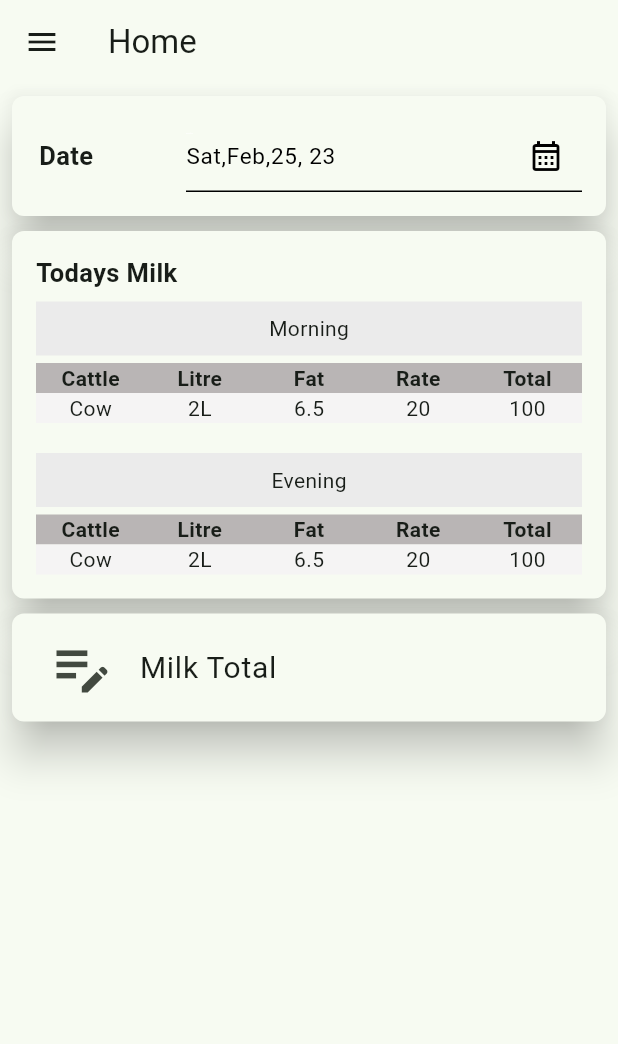
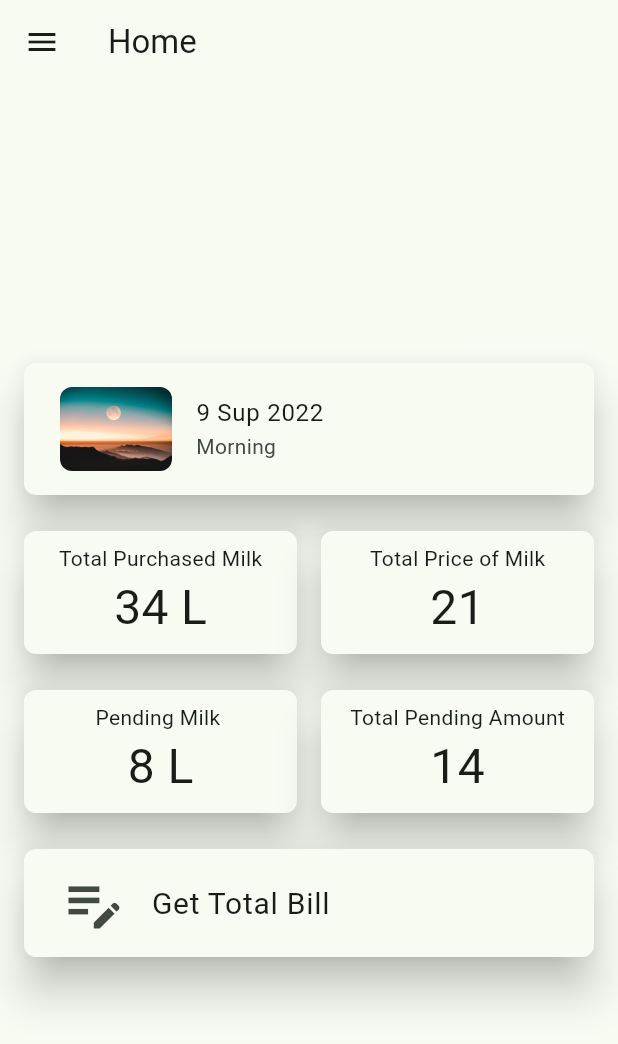
Before and after one commit to Nishant0073/Dudhaganga-Dairy-Application, a Flutter app: the screen it shows after launch, after a tap on "Register", on a phone screen of 412 x 824 dp. Shown: the top 1044 px of the screen. Run offline on Flutter 3.47's test engine with Material 2 defaults, Android fonts, the phone set to English and light mode, and no system bars; our stand-ins replace cloud_firestore, file_picker, firebase_auth, firebase_core, fluttertoast, get and 7 more; missing offline and left inert: excel; accounts and stored records are empty; project files that could hold a hidden picture were left out.

Commit message:
farmer and buyer pages added

```diff
--- a/lib/main.dart
+++ b/lib/main.dart
@@ -6,6 +6,7 @@ import 'package:flutter/material.dart';
 import 'package:get/get.dart';
 import 'package:dudhaganga_app/languagepage.dart';
 import 'app/app.locator.dart';
+import 'package:dudhaganga_app/milk_buyerpages/Splash_screen_buyer.dart';
 
 //Created to handle theme of app from stream controller.
 StreamController<bool> isLightTheme = StreamController();
@@ -35,7 +36,7 @@ class MyApp extends StatelessWidget {
             title: 'Dudhaganga Dairy',
             themeMode: snapshot.data! ? ThemeMode.light : ThemeMode.dark,
             theme: themeData,
-            home: const SplashScreen());
+            home: const SplashScreenb());
       },
     );
   }
--- /dev/null
+++ b/lib/milk_buyerpages/Splash_screen_buyer.dart
@@ -0,0 +1,55 @@
+import 'package:dudhaganga_app/milk_buyerpages/login_buyer.dart';
+import 'package:flutter/material.dart';
+import 'package:shared_preferences/shared_preferences.dart';
+import '../constants.dart';
+
+class SplashScreenb extends StatefulWidget {
+  const SplashScreenb({Key? key}) : super(key: key);
+
+  @override
+  State<SplashScreenb> createState() => _SplashScreenbState();
+}
+
+class _SplashScreenbState extends State<SplashScreenb> {
+  @override
+  void initState() {
+    super.initState();
+    Future.delayed(const Duration(seconds: 3), () async {
+      final mainPrefs = await SharedPreferences.getInstance();
+      final String? id = mainPrefs.getString('user_id');
+      double width = MediaQuery.of(context).size.width;
+      double height = MediaQuery.of(context).size.height;
+      ssheight = height;
+      sswidth = width;
+      print("user id: $id");
+      if (id == null || id == "") {
+        Navigator.pushReplacement(
+            context, MaterialPageRoute(builder: (context) => const MyLogin()));
+      } else {
+        Navigator.push(
+            context, MaterialPageRoute(builder: (context) => const MyLogin()));
+      }
+      ;
+    });
+  }
+
+  @override
+  Widget build(BuildContext context) {
+    return Scaffold(
+      body: Container(
+        color: const Color.fromARGB(255, 19, 202, 59),
+        child: Column(
+          mainAxisAlignment: MainAxisAlignment.center,
+          children: [
+            Center(
+                child: Text(
+              appName,
+              textAlign: TextAlign.center,
+              style: splashScreenTitle,
+            ))
+          ],
+        ),
+      ),
+    );
+  }
+}
--- /dev/null
+++ b/lib/milk_buyerpages/home_buyer.dart
@@ -0,0 +1,148 @@
+import 'package:dudhaganga_app/milk_buyerpages/Get_Bill.dart';
+import 'package:dudhaganga_app/collectorPages/side_bar.dart';
+import 'package:dudhaganga_app/customWidgets/c_card.dart';
+import 'package:flutter/material.dart';
+import 'package:get/get.dart';
+
+class BuyerHomePage extends StatefulWidget {
+  const BuyerHomePage({super.key});
+
+  @override
+  State<BuyerHomePage> createState() => _BuyerHomePageState();
+}
+
+class _BuyerHomePageState extends State<BuyerHomePage> {
+  @override
+  Widget build(BuildContext context) {
+    return Scaffold(
+      appBar: AppBar(
+        title: Text('side_bar_home'.tr),
+      ),
+      drawer: const SideNevigationBar(),
+      body: Center(
+        child: SingleChildScrollView(
+          physics: const ClampingScrollPhysics(),
+          child: Padding(
+            padding: const EdgeInsets.all(16.0),
+            child: Column(
+              mainAxisAlignment: MainAxisAlignment.start,
+              children: [
+                HomeCard(
+                  child: ListTile(
+                    leading: ClipRRect(
+                      borderRadius: BorderRadius.circular(8.0),
+                      child: Image.asset(
+                        'assets/images/sunset.jpg',
+                      ),
+                    ),
+                    title: const Text('9 Sup 2022'),
+                    subtitle: Text('user_home_page_morning'.tr),
+                  ),
+                ),
+                const SizedBox(
+                  height: 24.0,
+                ),
+                Row(
+                  mainAxisAlignment: MainAxisAlignment.spaceEvenly,
+                  children: [
+                    Expanded(
+                        flex: 1,
+                        child: HomeCard(
+                          child: Column(
+                            children: [
+                              Text('Total Purchased Milk'.tr),
+                              const Text(
+                                '34 L',
+                                style: TextStyle(fontSize: 32.0),
+                              ),
+                            ],
+                          ),
+                        )),
+                    const SizedBox(
+                      width: 16.0,
+                    ),
+                    Expanded(
+                      flex: 1,
+                      child: HomeCard(
+                        child: Column(
+                          children: [
+                            Text('Total Price of Milk'.tr),
+                            const Text(
+                              '21',
+                              style: TextStyle(fontSize: 32.0),
+                            ),
+                          ],
+                        ),
+                      ),
+                    )
+                  ],
+                ),
+                const SizedBox(
+                  height: 24.0,
+                ),
+                Row(
+                  mainAxisAlignment: MainAxisAlignment.spaceEvenly,
+                  children: [
+                    Expanded(
+                      flex: 1,
+                      child: HomeCard(
+                        child: Column(
+                          children: [
+                            Text('Pending Milk '.tr),
+                            const Text(
+                              '8 L',
+                              style: TextStyle(fontSize: 32.0),
+                            ),
+                          ],
+                        ),
+                      ),
+                    ),
+                    const SizedBox(
+                      width: 16.0,
+                    ),
+                    Expanded(
+                      flex: 1,
+                      child: HomeCard(
+                        child: Column(
+                          children: [
+                            Center(child: Text('Total Pending Amount'.tr)),
+                            const Text(
+                              '14',
+                              style: TextStyle(fontSize: 32.0),
+                            ),
+                          ],
+                        ),
+                      ),
+                    )
+                  ],
+                ),
+                const SizedBox(
+                  height: 24.0,
+                ),
+                HomeCard(
+                  child: GestureDetector(
+                      child: ListTile(
+                        leading: ClipRRect(
+                            borderRadius: BorderRadius.circular(8.0),
+                            child: const Icon(
+                              Icons.edit_note,
+                              size: 45.0,
+                            )),
+                        title: Text('Get Total Bill'.tr,
+                            style: const TextStyle(
+                              fontSize: 20.0,
+                            )),
+                      ),
+                      onTap: () {
+                        Navigator.of(context).push(MaterialPageRoute(
+                            builder: (context) => const BuyerMilkDetailPage()));
+                      }),
+                ),
+              ],
+            ),
+          ),
+        ),
+      ),
+    );
+  }
+}
--- /dev/null
+++ b/lib/milk_buyerpages/login_buyer.dart
@@ -0,0 +1,132 @@
+import 'package:dudhaganga_app/customWidgets/c_elevated_button.dart';
+import 'package:dudhaganga_app/customWidgets/c_text_field.dart';
+import 'package:dudhaganga_app/milk_buyerpages/home_buyer.dart';
+import 'package:dudhaganga_app/main.dart';
+import 'package:dudhaganga_app/constants.dart';
+import 'package:flutter/material.dart';
+import 'package:get/get.dart';
+
+class MyLogin extends StatefulWidget {
+  const MyLogin({Key? key}) : super(key: key);
+  @override
+  _MyLoginState createState() => _MyLoginState();
+}
+
+class _MyLoginState extends State<MyLogin> {
+  PreferredSizeWidget createAppBar() {
+    return AppBar(
+      actions: [
+        IconButton(
+          icon: useLightMode
+              ? const Icon(Icons.wb_sunny_outlined)
+              : const Icon(Icons.wb_sunny),
+          onPressed: handleThemeChange,
+          tooltip: "Toggle brightness",
+        ),
+      ],
+    );
+  }
+
+  void handleThemeChange() {
+    setState(() {
+      //changing app theme using stream controller,
+      useLightMode = !useLightMode;
+      isLightTheme.add(useLightMode);
+      themeData = ThemeData(
+          colorSchemeSeed: appBaseColor,
+          useMaterial3: true,
+          brightness: useLightMode ? Brightness.light : Brightness.dark);
+    });
+  }
+
+  late String password;
+  late String phoneNumber;
+  //bool _passwordVisible = false;
+
+  @override
+  void initState() {
+    setState(() {});
+
+    //_passwordVisible = false;
+    super.initState();
+  }
+
+  @override
+  Widget build(BuildContext context) {
+    //TextEditingController PhoneController = TextEditingController();
+    return Scaffold(
+      resizeToAvoidBottomInset: false,
+      body: Container(
+        // decoration: BoxDecoration(image: DecorationImage(image: AssetImage("assets/login.png"))),
+        child: Stack(
+          children: [
+            Container(
+              padding: EdgeInsets.only(
+                  top: MediaQuery.of(context).size.height * 0.2),
+              child: Column(
+                crossAxisAlignment: CrossAxisAlignment.start,
+                children: [
+                  Container(
+                    margin: const EdgeInsets.only(left: 35, right: 35),
+                    child: Column(
+                      children: [
+                        Image.asset(
+                          'assets/images/DGLogo.png',
+                          width: 164.0,
+                        ),
+                        const SizedBox(
+                          height: 40, //<-- SEE HERE
+                        ),
+                        CTextField(
+                          label: 'Enter Phone number'.tr,
+                          hintText: 'Eg. 9192939495',
+                          onChange: (value) {
+                            phoneNumber = value;
+                          },
+                          validator: (String? value) {
+                            String pattern = r'(^(?:[+0]9)?[0-9]{10,12}$)';
+                            RegExp regExp = RegExp(pattern);
+                            if (value == null) {
+                              return 'Please enter mobile number';
+                            } else if (!regExp.hasMatch(value) ||
+                                value.length != 10) {
+                              return "phone_no".tr;
+                            }
+                            return null;
+                          },
+                          onSave: (value) {
+                            phoneNumber = value;
+                          },
+                        ),
+                        const SizedBox(height: 40.0),
+                        CTextField(
+                          label: "Password".tr,
+                          validatorText: "Password".tr,
+                          hintText: 'Password'.tr,
+                          onChange: (value) {
+                            password = value;
+                          },
+                          onSave: (value) {
+                            password = value;
+                          },
+                        ),
+                        const SizedBox(height: 20.0),
+                        CElevatedButton(
+                          label: 'Register',
+                          onPress: () {
+                            Navigator.of(context).push(MaterialPageRoute(
+                                builder: (context) => const BuyerHomePage()));
+                          },
+                        ),
+                      ],
+                    ),
+                  ),
+                ],
+              ),
+            ),
+          ],
+        ),
+      ),
+    );
+  }
+}
```
Also changed, not shown: lib/milk_buyerpages/Get_Bill.dart (added, +286 -0 lines), 1 other file.
